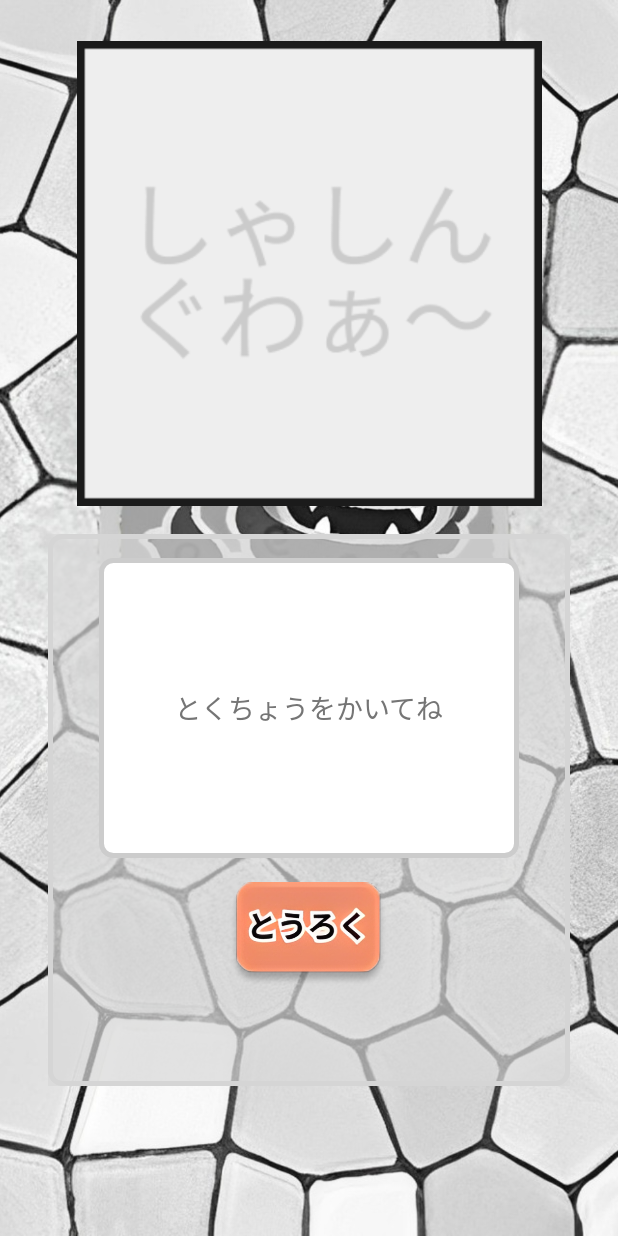
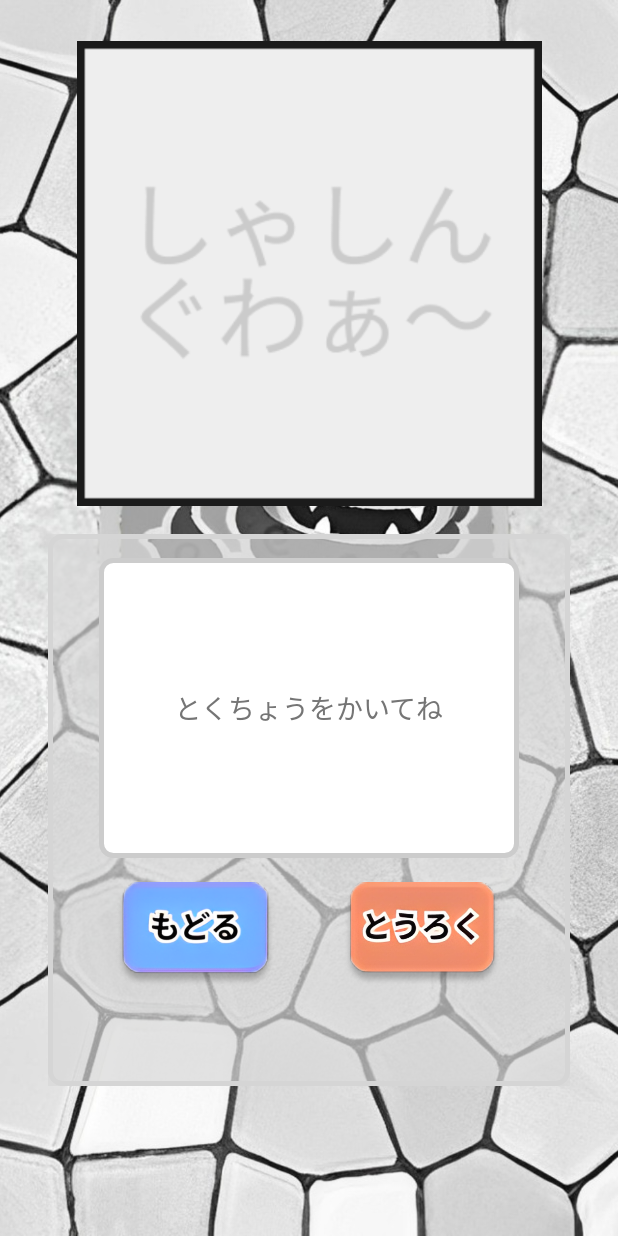
Before and after one commit to s21015/SotukenSanbaVer2.0, an Android app: the detailFragment screen opened through its navigation route, on a phone screen of 412 x 824 dp. Run offline under Robolectric (Android 15) with nearby library versions, the phone set to English and light mode, and no system bars.

Commit message:
もどるボタンの実装

```diff
--- a/app/src/main/java/com/example/sotukensanbaver20/detailFragment.kt
+++ b/app/src/main/java/com/example/sotukensanbaver20/detailFragment.kt
@@ -5,55 +5,27 @@ import androidx.fragment.app.Fragment
 import android.view.LayoutInflater
 import android.view.View
 import android.view.ViewGroup
+import androidx.navigation.Navigation
+import com.example.sotukensanbaver20.databinding.FragmentDetailBinding
 
-// TODO: Rename parameter arguments, choose names that match
-// the fragment initialization parameters, e.g. ARG_ITEM_NUMBER
-private const val ARG_PARAM1 = "param1"
-private const val ARG_PARAM2 = "param2"
+class detailFragment : Fragment() {
+    private var _binding: FragmentDetailBinding? = null
 
-/**
- * A simple [Fragment] subclass.
- * Use the [detailFragment.newInstance] factory method to
- * create an instance of this fragment.
- */
-class detailFragment : Fragment() {
-    // TODO: Rename and change types of parameters
-    private var param1: String? = null
-    private var param2: String? = null
-
-    override fun onCreate(savedInstanceState: Bundle?) {
-        super.onCreate(savedInstanceState)
-        arguments?.let {
-            param1 = it.getString(ARG_PARAM1)
-            param2 = it.getString(ARG_PARAM2)
-        }
-    }
+    private val binding get() = _binding!!
 
     override fun onCreateView(
-        inflater: LayoutInflater, container: ViewGroup?,
+        inflater: LayoutInflater,
+        container: ViewGroup?,
         savedInstanceState: Bundle?
     ): View? {
-        // Inflate the layout for this fragment
-        return inflater.inflate(R.layout.fragment_detail, container, false)
-    }
+        _binding = FragmentDetailBinding.inflate(inflater, container, false)
 
-    companion object {
-        /**
-         * Use this factory method to create a new instance of
-         * this fragment using the provided parameters.
-         *
-         * @param param1 Parameter 1.
-         * @param param2 Parameter 2.
-         * @return A new instance of fragment detailFragment.
-         */
-        // TODO: Rename and change types and number of parameters
-        @JvmStatic
-        fun newInstance(param1: String, param2: String) =
-            detailFragment().apply {
-                arguments = Bundle().apply {
-                    putString(ARG_PARAM1, param1)
-                    putString(ARG_PARAM2, param2)
-                }
-            }
+        binding.returnBtn.setOnClickListener {
+            Navigation.findNavController(it).navigate(
+                detailFragmentDirections.actionDetailFragmentToNamingFragment()
+            )
+        }
+
+        return binding.root
     }
 }
--- a/app/src/main/res/layout/fragment_detail.xml
+++ b/app/src/main/res/layout/fragment_detail.xml
@@ -9,7 +9,7 @@
 
     <ImageButton
         android:id="@+id/nextBtn"
-        android:layout_width="132dp"
+        android:layout_width="106dp"
         android:layout_height="69dp"
         android:layout_marginTop="16dp"
         android:background="@null"
@@ -17,8 +17,8 @@
         android:scaleType="centerCrop"
         android:src="@drawable/registration"
         app:layout_constraintEnd_toEndOf="parent"
-        app:layout_constraintHorizontal_bias="0.498"
-        app:layout_constraintStart_toStartOf="parent"
+        app:layout_constraintHorizontal_bias="0.5"
+        app:layout_constraintStart_toEndOf="@+id/returnBtn"
         app:layout_constraintTop_toBottomOf="@+id/detailText"
         tools:ignore="ImageContrastCheck" />
 
@@ -39,4 +39,19 @@
         app:layout_constraintStart_toStartOf="parent"
         app:layout_constraintTop_toTopOf="parent" />
 
+    <ImageButton
+        android:id="@+id/returnBtn"
+        android:layout_width="106dp"
+        android:layout_height="69dp"
+        android:layout_marginTop="16dp"
+        android:background="@null"
+        android:contentDescription="@string/returnBtn"
+        android:scaleType="centerCrop"
+        android:src="@drawable/return_btn"
+        app:layout_constraintEnd_toStartOf="@+id/nextBtn"
+        app:layout_constraintHorizontal_bias="0.5"
+        app:layout_constraintStart_toStartOf="parent"
+        app:layout_constraintTop_toBottomOf="@+id/detailText"
+        tools:ignore="ImageContrastCheck" />
+
 </androidx.constraintlayout.widget.ConstraintLayout>
--- a/app/src/main/res/navigation/nav2.xml
+++ b/app/src/main/res/navigation/nav2.xml
@@ -17,5 +17,9 @@
         android:id="@+id/detailFragment"
         android:name="com.example.sotukensanbaver20.detailFragment"
         android:label="fragment_detail"
-        tools:layout="@layout/fragment_detail" />
+        tools:layout="@layout/fragment_detail" >
+        <action
+            android:id="@+id/action_detailFragment_to_namingFragment"
+            app:destination="@id/namingFragment" />
+    </fragment>
 </navigation>
--- a/app/src/main/res/values/strings.xml
+++ b/app/src/main/res/values/strings.xml
@@ -39,4 +39,5 @@
     <string name="detailTxt">とくちょうをかいてね</string>
     <string name="tap_text">タップしてスタート！</string>
     <string name="tapBtn">タップしてスタートボタン</string>
+    <string name="returnBtn">戻るボタン</string>
 </resources>
```
Also changed, not shown: app/src/main/res/drawable/return_btn.png (added).
